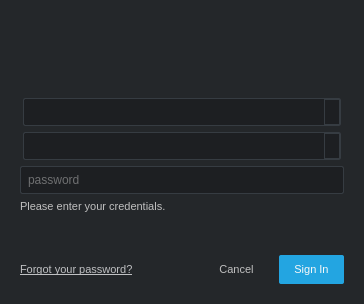
The window that python/tank/authentication/resources/login_dialog.ui (kikeda-falcons/tk-core) describes before a commit, drawn with Qt 5.
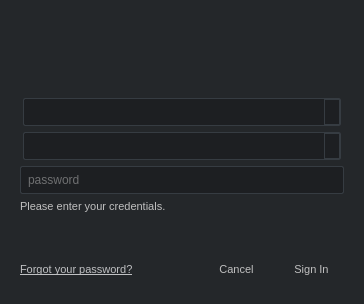
The same window after the commit. Icons and pictures are not drawn. Custom widgets are drawn as their Qt base class.

Commit message: [Review QT Stylesheet] Factorize duplicate code by using a CSS class

The edit to the form file:
```diff
--- a/python/tank/authentication/resources/login_dialog.ui
+++ b/python/tank/authentication/resources/login_dialog.ui
@@ -87,6 +87,12 @@
     background-color: rgb(60, 60, 60);
     color: rgb(160, 160, 160);
 }
+
+QPushButton.main
+{
+    background-color: rgb(35, 165, 225);
+    color: rgb(248, 248, 248);
+}
 </string>
   </property>
   <property name="modal">
@@ -292,10 +298,6 @@
          </item>
          <item>
           <widget class="QPushButton" name="sign_in">
-           <property name="styleSheet">
-            <string notr="true">color: rgb(248, 248, 248);
-background-color: rgb(35, 165, 225);</string>
-           </property>
            <property name="text">
             <string>Sign In</string>
            </property>
```
Left out of the diff: 17 changed lines with no effect on the pictures. The commit also changes 1 other file.
